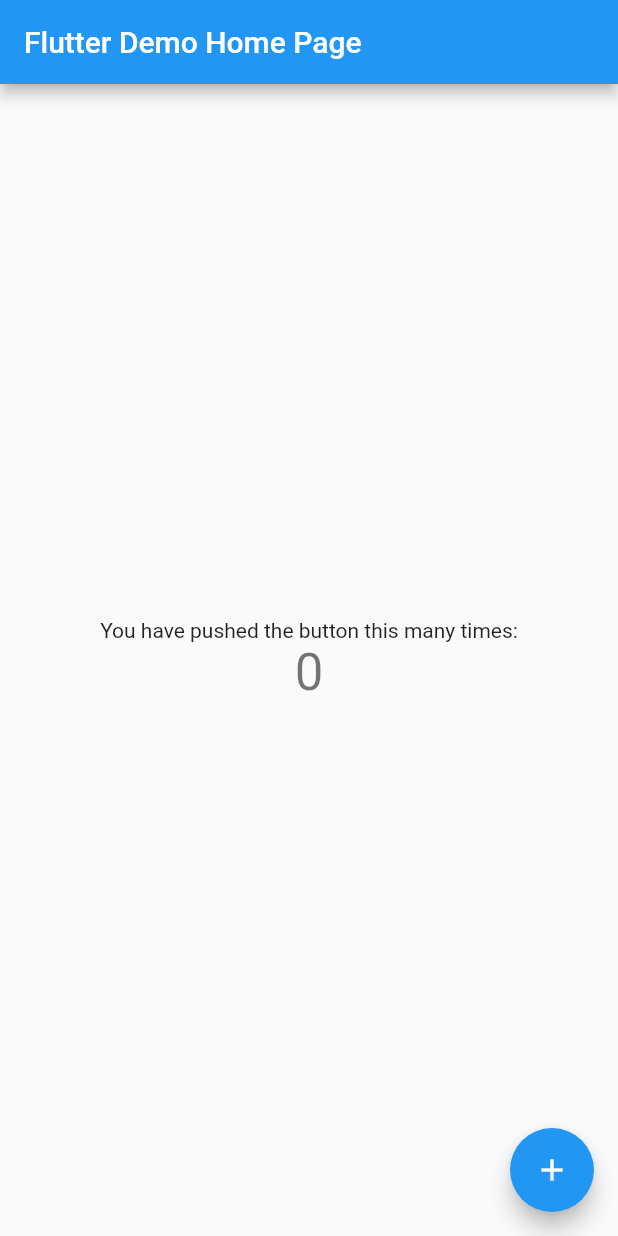
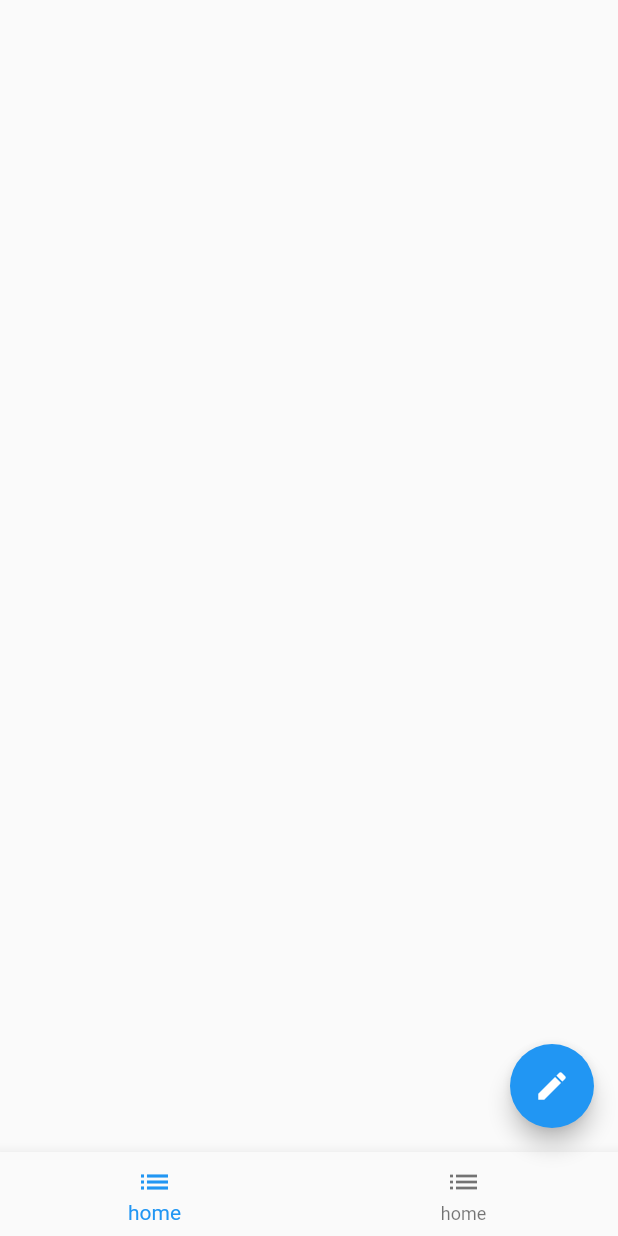
Before and after one commit to fujiya228/flutter-memo-sample, a Flutter app: the screen it shows after launch, on a phone screen of 412 x 824 dp. Run offline on Flutter 3.47's test engine with Material 2 defaults, Android fonts, the phone set to English and light mode, and no system bars.

Commit message:
ベースとなる画面を作成

```diff
--- a/lib/main.dart
+++ b/lib/main.dart
@@ -1,115 +1,20 @@
 import 'package:flutter/material.dart';
+import 'package:flutter_memo_sample/views/root.dart';
 
 void main() {
-  runApp(const MyApp());
+  runApp(const App());
 }
 
-class MyApp extends StatelessWidget {
-  const MyApp({Key? key}) : super(key: key);
+class App extends StatelessWidget {
+  const App({Key? key}) : super(key: key);
 
-  // This widget is the root of your application.
   @override
   Widget build(BuildContext context) {
     return MaterialApp(
-      title: 'Flutter Demo',
       theme: ThemeData(
-        // This is the theme of your application.
-        //
-        // Try running your application with "flutter run". You'll see the
-        // application has a blue toolbar. Then, without quitting the app, try
-        // changing the primarySwatch below to Colors.green and then invoke
-        // "hot reload" (press "r" in the console where you ran "flutter run",
-        // or simply save your changes to "hot reload" in a Flutter IDE).
-        // Notice that the counter didn't reset back to zero; the application
-        // is not restarted.
         primarySwatch: Colors.blue,
       ),
-      home: const MyHomePage(title: 'Flutter Demo Home Page'),
+      home: const Root(),
     );
   }
 }
-
-class MyHomePage extends StatefulWidget {
-  const MyHomePage({Key? key, required this.title}) : super(key: key);
-
-  // This widget is the home page of your application. It is stateful, meaning
-  // that it has a State object (defined below) that contains fields that affect
-  // how it looks.
-
-  // This class is the configuration for the state. It holds the values (in this
-  // case the title) provided by the parent (in this case the App widget) and
-  // used by the build method of the State. Fields in a Widget subclass are
-  // always marked "final".
-
-  final String title;
-
-  @override
-  State<MyHomePage> createState() => _MyHomePageState();
-}
-
-class _MyHomePageState extends State<MyHomePage> {
-  int _counter = 0;
-
-  void _incrementCounter() {
-    setState(() {
-      // This call to setState tells the Flutter framework that something has
-      // changed in this State, which causes it to rerun the build method below
-      // so that the display can reflect the updated values. If we changed
-      // _counter without calling setState(), then the build method would not be
-      // called again, and so nothing would appear to happen.
-      _counter++;
-    });
-  }
-
-  @override
-  Widget build(BuildContext context) {
-    // This method is rerun every time setState is called, for instance as done
-    // by the _incrementCounter method above.
-    //
-    // The Flutter framework has been optimized to make rerunning build methods
-    // fast, so that you can just rebuild anything that needs updating rather
-    // than having to individually change instances of widgets.
-    return Scaffold(
-      appBar: AppBar(
-        // Here we take the value from the MyHomePage object that was created by
-        // the App.build method, and use it to set our appbar title.
-        title: Text(widget.title),
-      ),
-      body: Center(
-        // Center is a layout widget. It takes a single child and positions it
-        // in the middle of the parent.
-        child: Column(
-          // Column is also a layout widget. It takes a list of children and
-          // arranges them vertically. By default, it sizes itself to fit its
-          // children horizontally, and tries to be as tall as its parent.
-          //
-          // Invoke "debug painting" (press "p" in the console, choose the
-          // "Toggle Debug Paint" action from the Flutter Inspector in Android
-          // Studio, or the "Toggle Debug Paint" command in Visual Studio Code)
-          // to see the wireframe for each widget.
-          //
-          // Column has various properties to control how it sizes itself and
-          // how it positions its children. Here we use mainAxisAlignment to
-          // center the children vertically; the main axis here is the vertical
-          // axis because Columns are vertical (the cross axis would be
-          // horizontal).
-          mainAxisAlignment: MainAxisAlignment.center,
-          children: <Widget>[
-            const Text(
-              'You have pushed the button this many times:',
-            ),
-            Text(
-              '$_counter',
-              style: Theme.of(context).textTheme.headline4,
-            ),
-          ],
-        ),
-      ),
-      floatingActionButton: FloatingActionButton(
-        onPressed: _incrementCounter,
-        tooltip: 'Increment',
-        child: const Icon(Icons.add),
-      ), // This trailing comma makes auto-formatting nicer for build methods.
-    );
-  }
-}
--- /dev/null
+++ b/lib/views/home_page.dart
@@ -0,0 +1,14 @@
+import 'package:flutter/material.dart';
+
+class Home extends StatelessWidget {
+  const Home({Key? key}) : super(key: key);
+
+  @override
+  Widget build(BuildContext context) {
+    return Center(
+        child: Column(
+      mainAxisAlignment: MainAxisAlignment.center,
+      children: const <Widget>[],
+    ));
+  }
+}
--- /dev/null
+++ b/lib/views/root.dart
@@ -0,0 +1,51 @@
+import 'package:flutter/material.dart';
+import 'package:flutter_memo_sample/views/home_page.dart';
+
+class Root extends StatefulWidget {
+  const Root({Key? key}) : super(key: key);
+
+  @override
+  State<Root> createState() => _RootState();
+}
+
+class _RootState extends State<Root> {
+  int currentIndex = 0;
+  List<StatelessWidget> pageWidgetList = [
+    const Home(),
+    const Home(),
+  ];
+
+  @override
+  Widget build(BuildContext context) {
+    return SafeArea(
+      child: Scaffold(
+        body: IndexedStack(
+          index: currentIndex,
+          children: pageWidgetList,
+        ),
+        floatingActionButton: FloatingActionButton(
+          onPressed: () => {},
+          child: const Icon(Icons.edit),
+        ),
+        bottomNavigationBar: BottomNavigationBar(
+          onTap: (index) => {
+            setState(
+              () => currentIndex = index,
+            )
+          },
+          currentIndex: currentIndex,
+          items: const [
+            BottomNavigationBarItem(
+              icon: Icon(Icons.list),
+              label: 'home',
+            ),
+            BottomNavigationBarItem(
+              icon: Icon(Icons.list),
+              label: 'home',
+            ),
+          ],
+        ),
+      ),
+    );
+  }
+}
```
